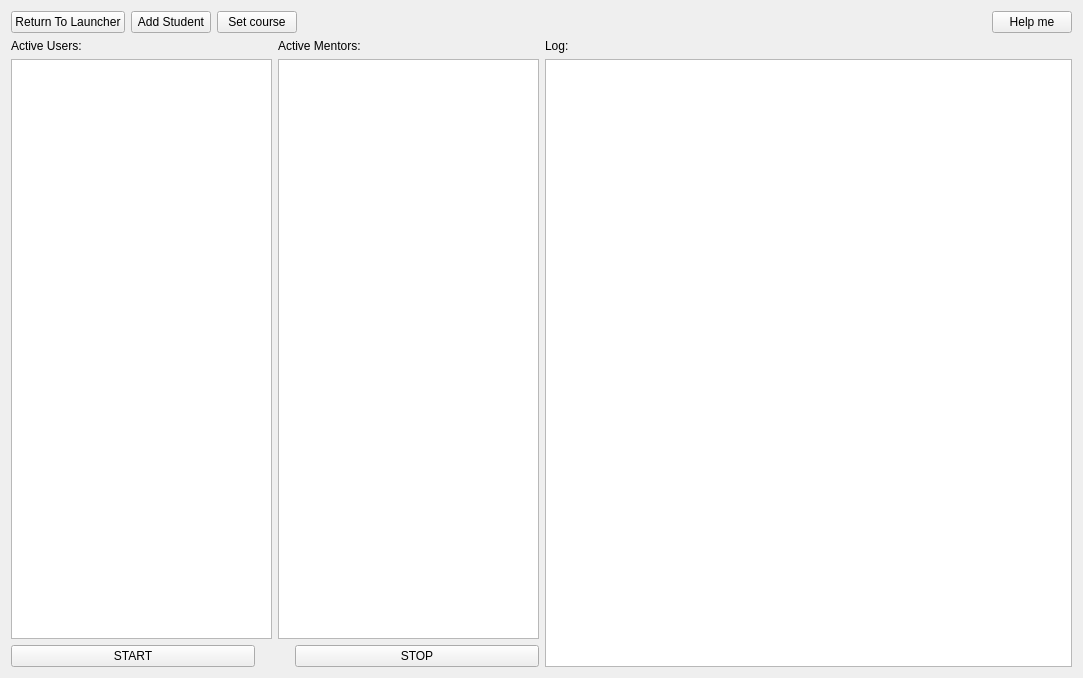
Qt form Sources/App/Server/server.ui (timattt/Cognitia-II) before a commit.
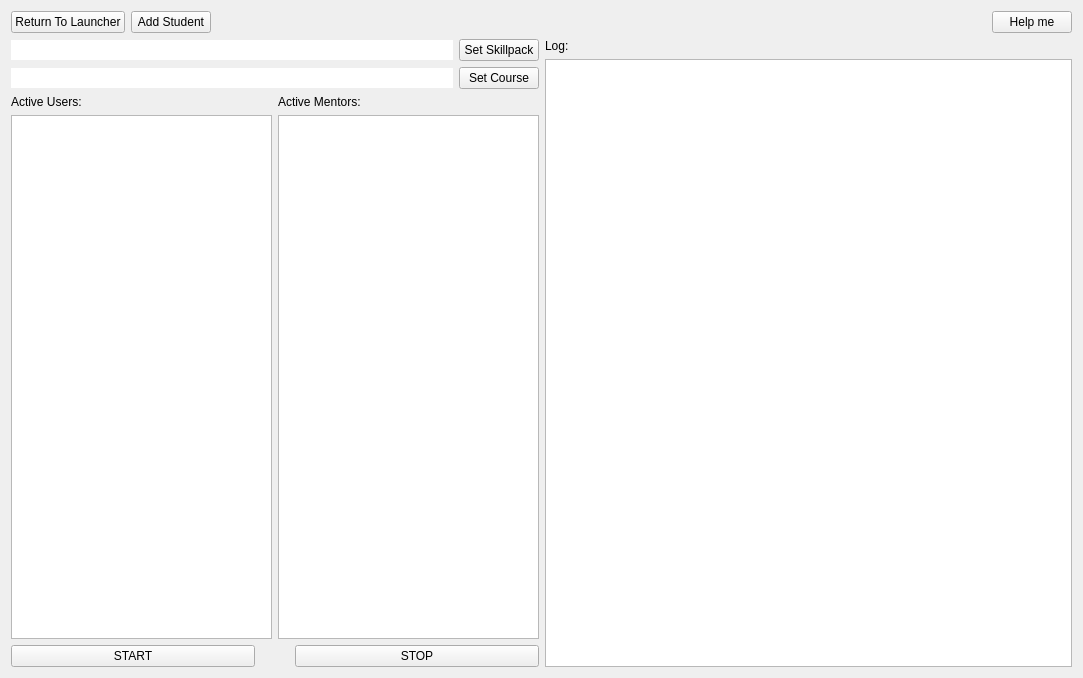
The same form after that commit.

Commit message: Server | added course and skillpack direct choose

```diff
--- a/Sources/App/Server/server.ui
+++ b/Sources/App/Server/server.ui
@@ -30,13 +30,6 @@
        </property>
       </widget>
      </item>
-     <item>
-      <widget class="QPushButton" name="chooseParent">
-       <property name="text">
-        <string>Set course</string>
-       </property>
-      </widget>
-     </item>
      <item>
       <spacer name="horizontalSpacer_2">
        <property name="orientation">
@@ -63,6 +56,57 @@
     <layout class="QHBoxLayout" name="horizontalLayout_4">
      <item>
       <layout class="QVBoxLayout" name="verticalLayout">
+       <item>
+        <layout class="QHBoxLayout" name="horizontalLayout_5">
+         <property name="topMargin">
+          <number>0</number>
+         </property>
+         <item>
+          <widget class="QLineEdit" name="skplineEdit">
+           <property name="enabled">
+            <bool>true</bool>
+           </property>
+           <property name="frame">
+            <bool>false</bool>
+           </property>
+           <property name="readOnly">
+            <bool>true</bool>
+           </property>
+          </widget>
+         </item>
+         <item>
+          <widget class="QPushButton" name="setskpButton">
+           <property name="text">
+            <string>Set Skillpack</string>
+           </property>
+          </widget>
+         </item>
+        </layout>
+       </item>
+       <item>
+        <layout class="QHBoxLayout" name="horizontalLayout_6">
+         <property name="topMargin">
+          <number>0</number>
+         </property>
+         <item>
+          <widget class="QLineEdit" name="courselineEdit">
+           <property name="frame">
+            <bool>false</bool>
+           </property>
+           <property name="readOnly">
+            <bool>true</bool>
+           </property>
+          </widget>
+         </item>
+         <item>
+          <widget class="QPushButton" name="chooseParent">
+           <property name="text">
+            <string>Set Course</string>
+           </property>
+          </widget>
+         </item>
+        </layout>
+       </item>
        <item>
         <layout class="QHBoxLayout" name="horizontalLayout_3">
          <item>
```
The commit also changes 27 other files.
